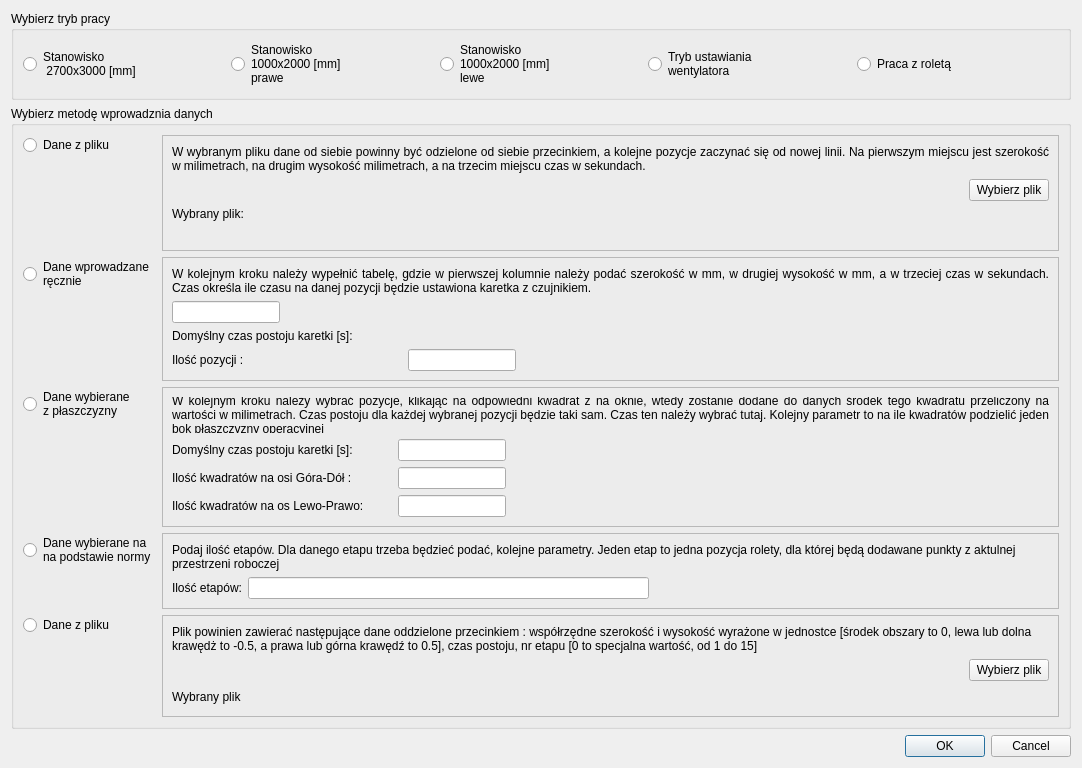
Above: PrzeplywomierzGUI/Program glowny/wybormetody.ui from wiacekmarcin/StanowiskoOtwock before the change. Below: the same form after it.
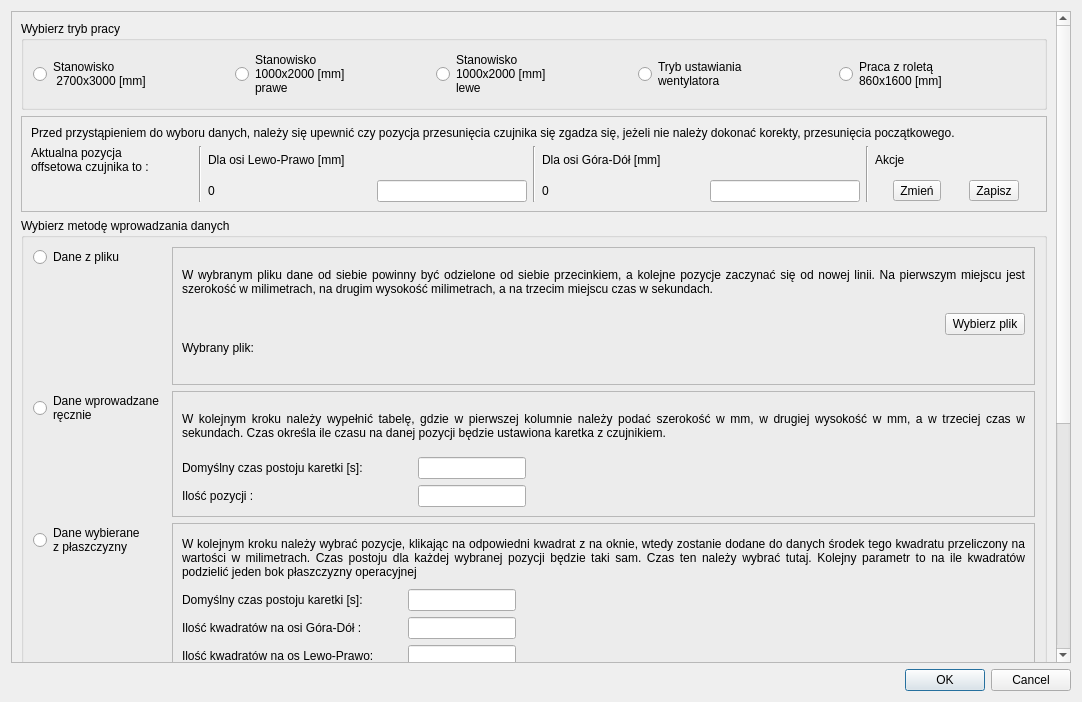
That is the form after the change.

What changed in the file:
```diff
--- a/PrzeplywomierzGUI/Program glowny/wybormetody.ui
+++ b/PrzeplywomierzGUI/Program glowny/wybormetody.ui
@@ -7,7 +7,7 @@
     <x>0</x>
     <y>0</y>
     <width>1082</width>
-    <height>768</height>
+    <height>702</height>
    </rect>
   </property>
   <property name="windowTitle">
@@ -15,6 +15,30 @@
   </property>
   <layout class="QVBoxLayout" name="verticalLayout">
    <item>
+    <widget class="QScrollArea" name="scrollArea">
+     <property name="verticalScrollBarPolicy">
+      <enum>Qt::ScrollBarAsNeeded</enum>
+     </property>
+     <property name="horizontalScrollBarPolicy">
+      <enum>Qt::ScrollBarAlwaysOff</enum>
+     </property>
+     <property name="sizeAdjustPolicy">
+      <enum>QAbstractScrollArea::AdjustToContents</enum>
+     </property>
+     <property name="widgetResizable">
+      <bool>true</bool>
+     </property>
+     <widget class="QWidget" name="scrollAreaWidgetContents">
+      <property name="geometry">
+       <rect>
+        <x>0</x>
+        <y>0</y>
+        <width>1048</width>
+        <height>1106</height>
+       </rect>
+      </property>
+      <layout class="QVBoxLayout" name="verticalLayout_6">
+       <item>
     <widget class="QGroupBox" name="gbMode">
      <property name="title">
       <string>Wybierz tryb pracy</string>
@@ -57,7 +81,170 @@
       <item>
        <widget class="QRadioButton" name="rbRoleta">
         <property name="text">
-         <string>Praca z roletą</string>
+             <string>Praca z roletą
+860x1600 [mm]</string>
+            </property>
+           </widget>
+          </item>
+         </layout>
+        </widget>
+       </item>
+       <item>
+        <widget class="QFrame" name="frRoletaInfo">
+         <property name="frameShape">
+          <enum>QFrame::StyledPanel</enum>
+         </property>
+         <property name="frameShadow">
+          <enum>QFrame::Raised</enum>
+         </property>
+         <layout class="QGridLayout" name="gridLayout">
+          <item row="2" column="2">
+           <widget class="QLabel" name="normaOffsetX">
+            <property name="minimumSize">
+             <size>
+              <width>25</width>
+              <height>0</height>
+             </size>
+            </property>
+            <property name="text">
+             <string>0</string>
+            </property>
+           </widget>
+          </item>
+          <item row="1" column="1" rowspan="2">
+           <widget class="Line" name="line">
+            <property name="orientation">
+             <enum>Qt::Vertical</enum>
+            </property>
+           </widget>
+          </item>
+          <item row="1" column="8">
+           <widget class="QLabel" name="label_8">
+            <property name="text">
+             <string>Akcje</string>
+            </property>
+           </widget>
+          </item>
+          <item row="1" column="4" rowspan="2">
+           <widget class="Line" name="line_2">
+            <property name="orientation">
+             <enum>Qt::Vertical</enum>
+            </property>
+           </widget>
+          </item>
+          <item row="2" column="6">
+           <widget class="QLineEdit" name="normaOffsetYEdit">
+            <property name="minimumSize">
+             <size>
+              <width>25</width>
+              <height>0</height>
+             </size>
+            </property>
+            <property name="maximumSize">
+             <size>
+              <width>150</width>
+              <height>16777215</height>
+             </size>
+            </property>
+           </widget>
+          </item>
+          <item row="1" column="0">
+           <widget class="QLabel" name="label_5">
+            <property name="text">
+             <string>Aktualna pozycja
+offsetowa czujnika to :</string>
+            </property>
+           </widget>
+          </item>
+          <item row="2" column="8">
+           <widget class="QWidget" name="widget" native="true">
+            <layout class="QHBoxLayout" name="horizontalLayout_5">
+             <property name="spacing">
+              <number>10</number>
+             </property>
+             <property name="leftMargin">
+              <number>0</number>
+             </property>
+             <property name="topMargin">
+              <number>0</number>
+             </property>
+             <property name="rightMargin">
+              <number>0</number>
+             </property>
+             <property name="bottomMargin">
+              <number>0</number>
+             </property>
+             <item>
+              <widget class="QToolButton" name="pbNormaOffsetChange">
+               <property name="text">
+                <string>Zmień</string>
+               </property>
+              </widget>
+             </item>
+             <item>
+              <widget class="QToolButton" name="pbNormaOffsetSave">
+               <property name="text">
+                <string>Zapisz</string>
+               </property>
+              </widget>
+             </item>
+            </layout>
+           </widget>
+          </item>
+          <item row="2" column="3">
+           <widget class="QLineEdit" name="normaOffsetXEdit">
+            <property name="minimumSize">
+             <size>
+              <width>25</width>
+              <height>0</height>
+             </size>
+            </property>
+            <property name="maximumSize">
+             <size>
+              <width>150</width>
+              <height>16777215</height>
+             </size>
+            </property>
+           </widget>
+          </item>
+          <item row="1" column="5" colspan="2">
+           <widget class="QLabel" name="label_7">
+            <property name="text">
+             <string>Dla osi Góra-Dół [mm]</string>
+            </property>
+           </widget>
+          </item>
+          <item row="2" column="5">
+           <widget class="QLabel" name="normaOffsetY">
+            <property name="minimumSize">
+             <size>
+              <width>25</width>
+              <height>0</height>
+             </size>
+            </property>
+            <property name="text">
+             <string>0</string>
+            </property>
+           </widget>
+          </item>
+          <item row="1" column="7" rowspan="2">
+           <widget class="Line" name="line_3">
+            <property name="orientation">
+             <enum>Qt::Vertical</enum>
+            </property>
+           </widget>
+          </item>
+          <item row="1" column="2" colspan="2">
+           <widget class="QLabel" name="label_6">
+            <property name="text">
+             <string>Dla osi Lewo-Prawo [mm]</string>
+            </property>
+           </widget>
+          </item>
+          <item row="0" column="0" colspan="9">
+           <widget class="QLabel" name="label_9">
+            <property name="text">
+             <string>Przed przystąpieniem do wyboru danych, należy się upewnić czy pozycja przesunięcia czujnika się zgadza się, jeżeli nie należy dokonać korekty, przesunięcia początkowego. </string>
         </property>
        </widget>
       </item>
@@ -67,7 +254,7 @@
    <item>
     <widget class="QGroupBox" name="gbMethod">
      <property name="title">
-      <string>Wybierz metodę wprowadznia danych</string>
+          <string>Wybierz metodę wprowadzania danych</string>
      </property>
      <property name="flat">
       <bool>false</bool>
@@ -118,6 +305,18 @@
          </item>
          <item row="0" column="0" colspan="3">
           <widget class="QLabel" name="iChoiceFile">
+               <property name="minimumSize">
+                <size>
+                 <width>0</width>
+                 <height>50</height>
+                </size>
+               </property>
+               <property name="maximumSize">
+                <size>
+                 <width>16777215</width>
+                 <height>16777215</height>
+                </size>
+               </property>
            <property name="text">
             <string>W wybranym pliku dane od siebie powinny być odzielone od siebie przecinkiem, a kolejne pozycje zaczynać się od nowej linii. Na pierwszym miejscu jest szerokość w milimetrach, na drugim wysokość milimetrach, a na trzecim miejscu czas w sekundach.</string>
            </property>
@@ -174,6 +373,12 @@
         <layout class="QVBoxLayout" name="verticalLayoutManual">
          <item>
           <widget class="QLabel" name="iManual">
+               <property name="minimumSize">
+                <size>
+                 <width>0</width>
+                 <height>50</height>
+                </size>
+               </property>
            <property name="text">
             <string>W kolejnym kroku należy wypełnić tabelę, gdzie w pierwszej kolumnie należy podać szerokość w mm, w drugiej wysokość w mm, a w trzeciej czas w sekundach. Czas określa ile czasu na danej pozycji będzie ustawiona karetka z czujnikiem.</string>
            </property>
@@ -185,16 +390,6 @@
            </property>
           </widget>
          </item>
-         <item>
-          <widget class="QLineEdit" name="timeManualDefault">
-           <property name="sizePolicy">
-            <sizepolicy hsizetype="Fixed" vsizetype="Fixed">
-             <horstretch>0</horstretch>
-             <verstretch>0</verstretch>
-            </sizepolicy>
-           </property>
-          </widget>
-         </item>
          <item>
           <layout class="QFormLayout" name="formLayout_3">
            <item row="0" column="0">
@@ -216,6 +411,16 @@
              </property>
             </widget>
            </item>
+               <item row="0" column="1">
+                <widget class="QLineEdit" name="timeManualDefault">
+                 <property name="sizePolicy">
+                  <sizepolicy hsizetype="Fixed" vsizetype="Fixed">
+                   <horstretch>0</horstretch>
+                   <verstretch>0</verstretch>
+                  </sizepolicy>
+                 </property>
+                </widget>
+               </item>
           </layout>
          </item>
          <item>
@@ -273,6 +478,12 @@
         <layout class="QVBoxLayout" name="verticalLayout_2">
          <item>
           <widget class="QLabel" name="iHalfmanual">
+               <property name="minimumSize">
+                <size>
+                 <width>0</width>
+                 <height>50</height>
+                </size>
+               </property>
            <property name="text">
             <string>W kolejnym kroku należy wybrać pozycje, klikając na odpowiedni kwadrat z na oknie, wtedy zostanie dodane do danych środek tego kwadratu przeliczony na wartości w milimetrach. Czas postoju dla każdej wybranej pozycji będzie taki sam. Czas ten należy wybrać tutaj. Kolejny parametr to na ile kwadratów podzielić jeden bok płaszczyzny operacyjnej</string>
            </property>
@@ -405,8 +616,14 @@
         <layout class="QVBoxLayout" name="verticalLayout_3">
          <item>
           <widget class="QLabel" name="label">
+               <property name="minimumSize">
+                <size>
+                 <width>0</width>
+                 <height>50</height>
+                </size>
+               </property>
            <property name="text">
-            <string>Podaj ilość etapów. Dla danego etapu trzeba będzieć podać, kolejne parametry. Jeden etap to jedna pozycja rolety, dla której będą dodawane punkty z aktulnej przestrzeni roboczej</string>
+                <string>Podaj ilość etapów. Maksymalnie 15. Następnie - czas stabilizacji, po jakim czasie w sekundach od odwinięcia rolety rozpocząć pomiary na punktach pomiarowych. Ilość próbek - to ile próbek odczytać dla danego punktu pomiarowego</string>
            </property>
            <property name="wordWrap">
             <bool>true</bool>
@@ -417,13 +634,29 @@
           <layout class="QHBoxLayout" name="horizontalLayout_2">
            <item>
             <widget class="QLabel" name="label_2">
+                 <property name="minimumSize">
+                  <size>
+                   <width>150</width>
+                   <height>0</height>
+                  </size>
+                 </property>
              <property name="text">
               <string>Ilość etapów:</string>
              </property>
             </widget>
            </item>
            <item>
-            <widget class="QLineEdit" name="lineEdit"/>
+                <widget class="QLineEdit" name="normaEtapNumber">
+                 <property name="maximumSize">
+                  <size>
+                   <width>150</width>
+                   <height>16777215</height>
+                  </size>
+                 </property>
+                 <property name="maxLength">
+                  <number>20</number>
+                 </property>
+                </widget>
            </item>
            <item>
             <spacer name="horizontalSpacer_2">
@@ -440,6 +673,86 @@
            </item>
           </layout>
          </item>
+             <item>
+              <layout class="QHBoxLayout" name="horizontalLayout_6">
+               <item>
+                <widget class="QLabel" name="label_10">
+                 <property name="minimumSize">
+                  <size>
+                   <width>150</width>
+                   <height>0</height>
+                  </size>
+                 </property>
+                 <property name="text">
+                  <string>Czas stabilizacji [s]:</string>
+                 </property>
+                </widget>
+               </item>
+               <item>
+                <widget class="QLineEdit" name="normaStabTime">
+                 <property name="maximumSize">
+                  <size>
+                   <width>150</width>
+                   <height>16777215</height>
+                  </size>
+                 </property>
+                </widget>
+               </item>
+               <item>
+                <spacer name="horizontalSpacer_5">
+                 <property name="orientation">
+                  <enum>Qt::Horizontal</enum>
+                 </property>
+                 <property name="sizeHint" stdset="0">
+                  <size>
+                   <width>40</width>
+                   <height>20</height>
+                  </size>
+                 </property>
+                </spacer>
+               </item>
+              </layout>
+             </item>
+             <item>
+              <layout class="QHBoxLayout" name="horizontalLayout_7">
+               <item>
+                <widget class="QLabel" name="label_11">
+                 <property name="minimumSize">
+                  <size>
+                   <width>150</width>
+                   <height>0</height>
+                  </size>
+                 </property>
+                 <property name="text">
+                  <string>Ilość próbek :</string>
+                 </property>
+                </widget>
+               </item>
+               <item>
+                <widget class="QLineEdit" name="NormaIloscProbek">
+                 <property name="maximumSize">
+                  <size>
+                   <width>150</width>
+                   <height>16777215</height>
+                  </size>
+                 </property>
+                </widget>
+               </item>
+               <item>
+                <spacer name="horizontalSpacer_6">
+                 <property name="orientation">
+                  <enum>Qt::Horizontal</enum>
+                 </property>
+                 <property name="sizeHint" stdset="0">
+                  <size>
+                   <width>40</width>
+                   <height>20</height>
+                  </size>
+                 </property>
+                </spacer>
+               </item>
+              </layout>
+             </item>
         </layout>
        </widget>
       </item>
@@ -461,6 +774,12 @@
         <layout class="QVBoxLayout" name="verticalLayout_4">
          <item>
           <widget class="QLabel" name="label_3">
+               <property name="minimumSize">
+                <size>
+                 <width>0</width>
+                 <height>50</height>
+                </size>
+               </property>
            <property name="text">
             <string>Plik powinien zawierać następujące dane oddzielone przecinkiem : współrzędne szerokość i wysokość wyrażone w jednostce [środek obszary to 0, lewa lub dolna krawędż to -0.5, a prawa lub górna krawędź to 0.5], czas postoju, nr etapu [0 to specjalna wartość, od 1 do 15]</string>
            </property>
@@ -531,7 +850,7 @@
     </widget>
    </item>
    <item>
-    <spacer name="verticalSpacer">
+        <spacer name="verticalSpacer_2">
      <property name="orientation">
       <enum>Qt::Vertical</enum>
      </property>
@@ -542,6 +861,10 @@
       </size>
      </property>
     </spacer>
+       </item>
+      </layout>
+     </widget>
+    </widget>
    </item>
    <item>
     <widget class="QDialogButtonBox" name="buttonBox">
```
Lines whose indentation alone changed are shown as unchanged.
